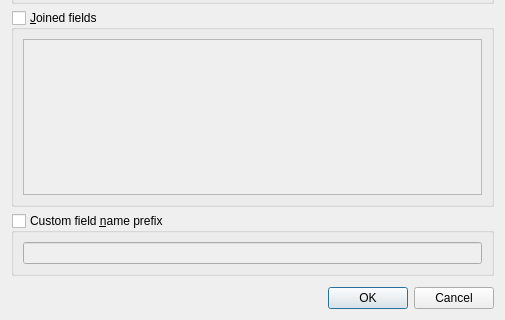
Old version of the form src/ui/qgsjoindialogbase.ui in the repository qgis/QGIS; both pictures show x 0 to 505 and y 256 to 576 of the 505 by 576 pixel window.
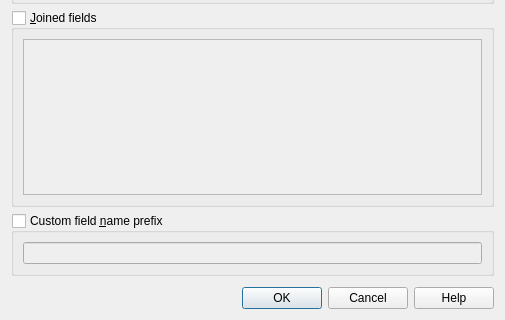
New version of the form. Custom widgets are drawn as their Qt base class.

Commit message: Connect help buttons to docs

The edit to the form file:
```diff
--- a/src/ui/qgsjoindialogbase.ui
+++ b/src/ui/qgsjoindialogbase.ui
@@ -122,7 +122,7 @@
       <enum>Qt::Horizontal</enum>
      </property>
      <property name="standardButtons">
-      <set>QDialogButtonBox::Cancel|QDialogButtonBox::Ok</set>
+      <set>QDialogButtonBox::Cancel|QDialogButtonBox::Help|QDialogButtonBox::Ok</set>
      </property>
     </widget>
    </item>
```
The commit also changes 10 other files.
